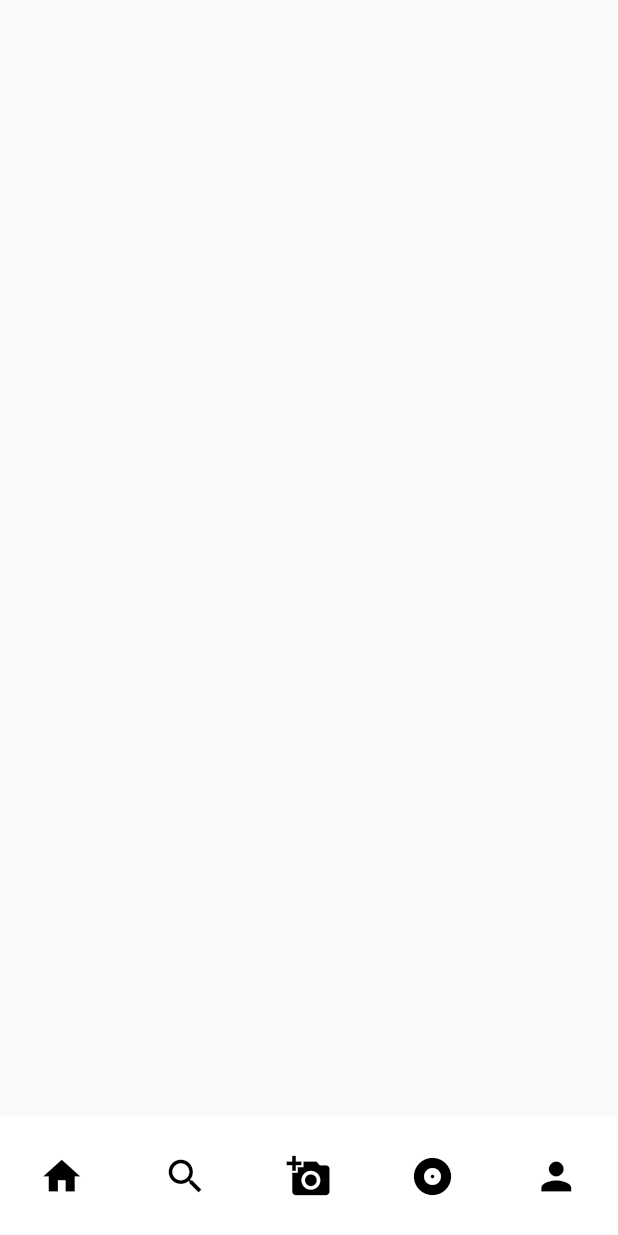
After one commit to Jay51419/flutter_animations, a Flutter app: the LiquidTabBar screen opened directly, on a phone screen of 412 x 824 dp. The commit adds this screen. Run offline on Flutter 3.47's test engine with Material 2 defaults, Android fonts, the phone set to English and light mode, and no system bars; our stand-ins replace flutter_hooks; missing offline and left inert: animated, flutter_cube, interpolate.

```diff
--- a/lib/screens/home.dart
+++ b/lib/screens/home.dart
@@ -1,7 +1,9 @@
 import 'package:fluttanim/screens/3d_donut/donut.dart';
 import 'package:fluttanim/screens/Reflectly/reflectly_colors.dart';
 import 'package:fluttanim/screens/channel_scroll/channel.dart';
+import 'package:fluttanim/screens/gooey_cell/gooey_cell.dart';
 import 'package:fluttanim/screens/graph/graph.dart';
+import 'package:fluttanim/screens/liquid_tabbar/liquid_tabbar.dart';
 import 'package:fluttanim/screens/movie_booking/movies.dart';
 import 'package:fluttanim/screens/rubber_range_picker/rubber_range_picker.dart';
 import 'package:fluttanim/screens/snap_stories/stories.dart';
@@ -9,6 +11,7 @@ import 'package:flutter/cupertino.dart';
 import 'package:flutter/material.dart';
 
 import 'balloon_range_picker/balloon_range_picker.dart';
+import 'circular_slider/circular_slider.dart';
 
 class Home extends StatelessWidget {
   Home({Key key}) : super(key: key);
@@ -19,6 +22,9 @@ class Home extends StatelessWidget {
     {"name": "🌈 Reflectly Colors", "screen": ReflectlyColors()},
     {"name": "🏹 Rubber Range Picker", "screen": RubberRangePicker()},
     {"name": "🎈 Balloon Range Picker", "screen": BalloonRangePicker()},
+    {"name": "❣️ Gooey Cell", "screen": GooeyCell()},
+    {"name": "🪐 Circular Slider", "screen": CircularSlider()},
+    // {"name": "〰️ Liquid TabBar", "screen": LiquidTabBar()},
   ];
   @override
   Widget build(BuildContext context) {
--- /dev/null
+++ b/lib/screens/liquid_tabbar/liquid_tabbar.dart
@@ -0,0 +1,110 @@
+import 'package:flutter/material.dart';
+import 'package:flutter_hooks/flutter_hooks.dart';
+import 'package:interpolate/interpolate.dart';
+
+const double tabHeight = 80;
+
+class LiquidTabBar extends HookWidget {
+  final List<IconData> tabs = [
+    Icons.home,
+    Icons.search,
+    Icons.add_a_photo,
+    Icons.album,
+    Icons.person,
+  ];
+  @override
+  Widget build(BuildContext context) {
+    var size = MediaQuery.of(context).size;
+    var tabWidth = size.width / tabs.length;
+    var controller =
+        useAnimationController(duration: Duration(milliseconds: 800));
+    var iconController =
+        useAnimationController(duration: Duration(milliseconds: 800));
+
+    var activeTab = useState(0);
+    var color = useAnimation(
+        ColorTween(begin: Colors.white, end: Colors.amber[400])
+            .animate(controller));
+    var activeIconColor = useAnimation(
+        ColorTween(begin: Colors.black, end: Colors.amber)
+            .animate(iconController));
+    var width = useAnimation(
+        Tween<double>(begin: size.width, end: size.width * 0.8)
+            .animate(controller));
+    var iconSize = useAnimation(
+        Tween<double>(begin: (size.width / tabs.length), end: 0)
+            .animate(controller));
+    var borderRadius =
+        useAnimation(Tween<double>(begin: 0, end: 20).animate(controller));
+    var y = useAnimation(
+        Tween<double>(begin: 0, end: -tabHeight).animate(controller));
+
+    return Scaffold(
+      body: Container(
+        height: size.height,
+        width: size.width,
+        child: Stack(
+          alignment: Alignment.bottomCenter,
+          children: [
+            Container(
+              height: tabHeight,
+              width: width,
+              decoration: BoxDecoration(
+                color: color,
+                borderRadius: BorderRadius.only(
+                  topLeft: Radius.circular(borderRadius),
+                  topRight: Radius.circular(borderRadius),
+                ),
+              ),
+              child: Row(
+                crossAxisAlignment: CrossAxisAlignment.center,
+                children: tabs
+                    .map(
+                      (value) => GestureDetector(
+                        onTap: () {
+                          activeTab.value = tabs.indexOf(value);
+                          controller.forward().whenComplete(
+                                () => controller.reverse(),
+                              );
+                          iconController.reset();
+                          iconController.forward();
+                        },
+                        child: Container(
+                          height: tabHeight,
+                          alignment: Alignment.center,
+                          width: activeTab.value != tabs.indexOf(value)
+                              ? (size.width / tabs.length)
+                              : iconSize,
+                          child: Icon(
+                            value,
+                            size:
+                                activeTab.value != tabs.indexOf(value) ? 30 : 0,
+                            color: Colors.black,
+                          ),
+                        ),
+                      ),
+                    )
+                    .toList(),
+              ),
+            ),
+            Align(
+              alignment: Alignment.bottomLeft,
+              child: Transform.translate(
+                offset: Offset(
+                  tabWidth * activeTab.value,
+                  y,
+                ),
+                child: Container(
+                    height: tabHeight,
+                    alignment: Alignment.center,
+                    width: (size.width / tabs.length),
+                    child: Icon(tabs[activeTab.value],
+                        size: 30, color: activeIconColor)),
+              ),
+            ),
+          ],
+        ),
+      ),
+    );
+  }
+}
```
Also changed, not shown: lib/screens/circular_slider/circular_slider.dart (added, +20 -0 lines), lib/screens/circular_slider/cursor.dart (added, +24 -0 lines), lib/screens/circular_slider/slider.dart (added, +98 -0 lines), lib/screens/gooey_cell/gooey_cell.dart (added, +220 -0 lines), pubspec.lock.
